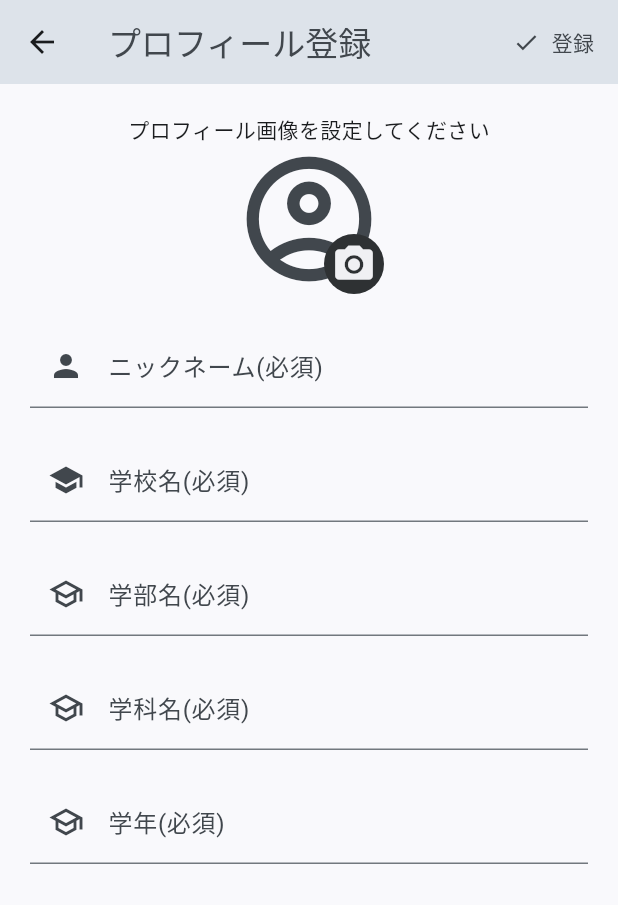
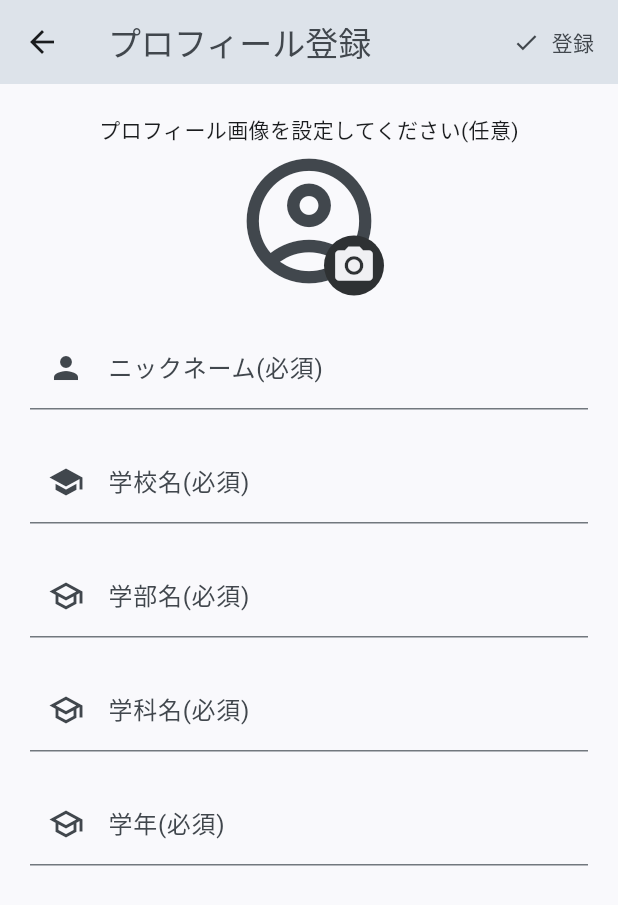
Before and after one commit to dao0203/share_study_app, a Flutter app: the RegistrationProfileScreen screen opened directly, on a phone screen of 412 x 824 dp. Shown: the top 905 px of the screen. Run offline on Flutter 3.47's test engine with Material 2 defaults, Android fonts, the phone set to English and light mode, and no system bars; our stand-ins replace cloud_firestore, firebase_auth, firebase_core, flutter_dotenv, flutter_hooks, flutter_staggered_animations and 7 more; accounts and stored records are empty; generated files the repository leaves out were written again.

Commit message:
テキストに任意をつけた

```diff
--- a/lib/ui/view/onboarding/registration_profile/registration_profile_screen.dart
+++ b/lib/ui/view/onboarding/registration_profile/registration_profile_screen.dart
@@ -44,7 +44,7 @@ class RegistrationProfileScreen extends HookConsumerWidget {
 
                 children: [
                   const SizedBox(height: 20),
-                  Text("プロフィール画像を設定してください"),
+                  Text("プロフィール画像を設定してください(任意)"),
                   Center(
                     child: Stack(
                       alignment: Alignment.bottomRight,
```
